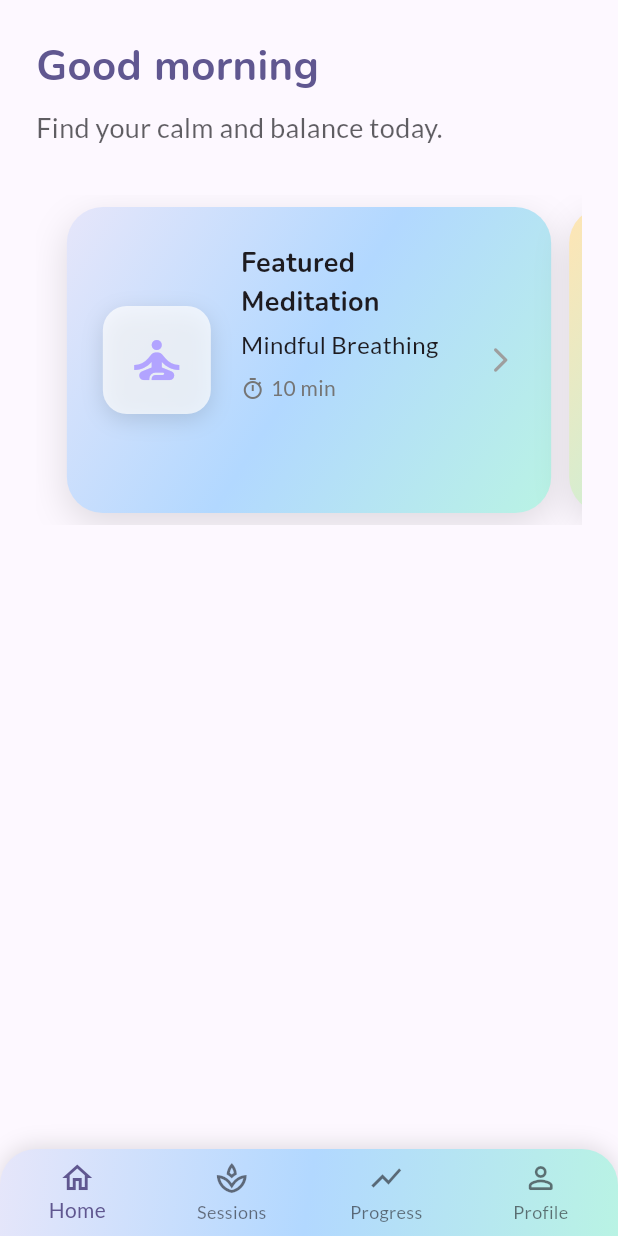
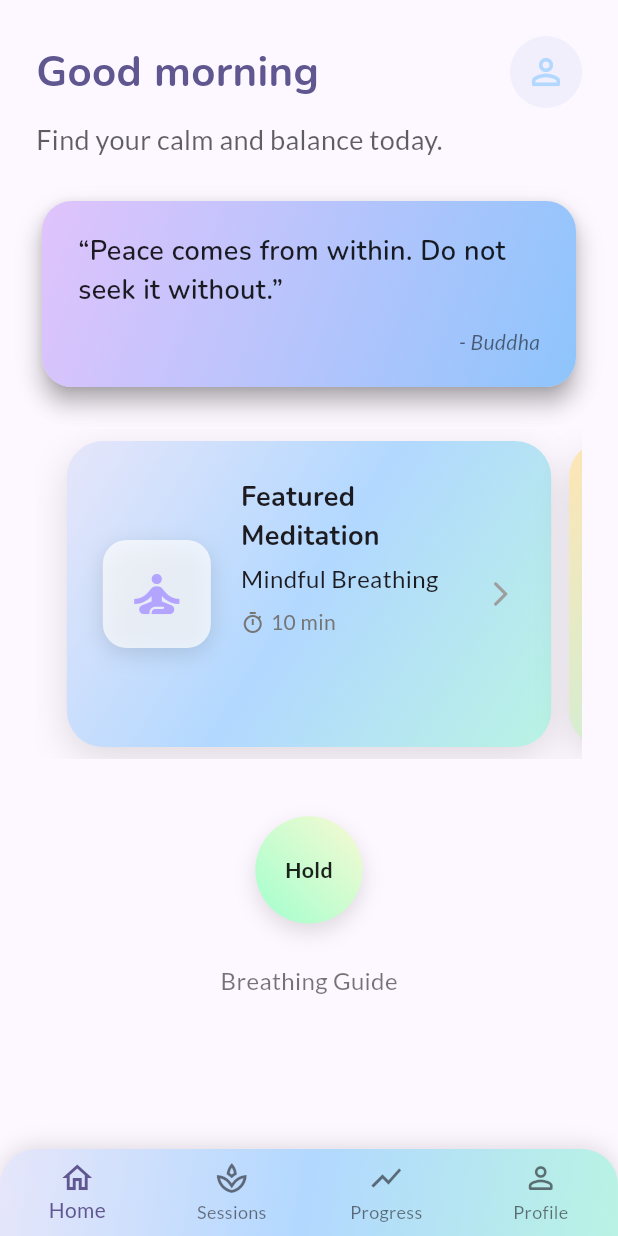
Before and after one commit to Nishanbhattarai498/ui_app, a Flutter app: the screen it shows after launch, on a phone screen of 412 x 824 dp. Run offline on Flutter 3.47's test engine with Material 3 defaults, Android fonts, the phone set to English and light mode, and no system bars; our stand-ins replace google_fonts.

Commit message:
Refactor theme implementation and enhance HomeScreen layout with new widgets

```diff
--- a/lib/main.dart
+++ b/lib/main.dart
@@ -1,5 +1,9 @@
 import 'package:flutter/material.dart';
 import 'package:google_fonts/google_fonts.dart';
+import 'theme/app_theme.dart';
+import 'theme/app_colors.dart';
+import 'widgets/motivation_quote_card.dart';
+import 'widgets/breathing_guide_widget.dart';
 
 void main() {
   runApp(const YogaMeditationApp());
@@ -13,22 +17,8 @@ class YogaMeditationApp extends StatelessWidget {
     return MaterialApp(
       debugShowCheckedModeBanner: false,
       title: 'Yoga & Meditation',
-      theme: ThemeData(
-        colorScheme: ColorScheme.fromSeed(
-          seedColor: const Color(0xFFB2A4FF),
-          brightness: Brightness.light,
-        ),
-        textTheme: GoogleFonts.latoTextTheme(),
-        useMaterial3: true,
-      ),
-      darkTheme: ThemeData(
-        colorScheme: ColorScheme.fromSeed(
-          seedColor: const Color(0xFFB2A4FF),
-          brightness: Brightness.dark,
-        ),
-        textTheme: GoogleFonts.latoTextTheme(ThemeData.dark().textTheme),
-        useMaterial3: true,
-      ),
+      theme: buildLightTheme(),
+      darkTheme: buildDarkTheme(),
       themeMode: ThemeMode.system,
       home: const SplashScreen(),
     );
@@ -233,6 +223,9 @@ class HomeScreen extends StatelessWidget {
         child: Column(
           crossAxisAlignment: CrossAxisAlignment.start,
           children: [
+            Row(
+              mainAxisAlignment: MainAxisAlignment.spaceBetween,
+              children: [
                 Text(
                   greeting,
                   style: GoogleFonts.nunito(
@@ -240,6 +233,17 @@ class HomeScreen extends StatelessWidget {
                     fontWeight: FontWeight.w700,
                     color: Theme.of(context).colorScheme.primary,
                   ),
+                ),
+                CircleAvatar(
+                  radius: 24,
+                  backgroundColor: AppColors.lavender.withOpacity(0.5),
+                  child: Icon(
+                    Icons.person_outline_rounded,
+                    color: AppColors.skyBlue,
+                    size: 28,
+                  ),
+                ),
+              ],
             ),
             const SizedBox(height: 8),
             Text(
@@ -249,7 +253,12 @@ class HomeScreen extends StatelessWidget {
                 color: Theme.of(context).colorScheme.onSurface.withOpacity(0.7),
               ),
             ),
-            const SizedBox(height: 32),
+            const SizedBox(height: 24),
+            MotivationQuoteCard(
+              quote: 'Peace comes from within. Do not seek it without.',
+              author: 'Buddha',
+            ),
+            const SizedBox(height: 24),
             SizedBox(
               height: 220,
               child: PageView(
@@ -260,6 +269,8 @@ class HomeScreen extends StatelessWidget {
                 ],
               ),
             ),
+            const SizedBox(height: 24),
+            Center(child: BreathingGuideWidget()),
           ],
         ),
       ),
```
Lines whose indentation alone changed are shown as unchanged.
